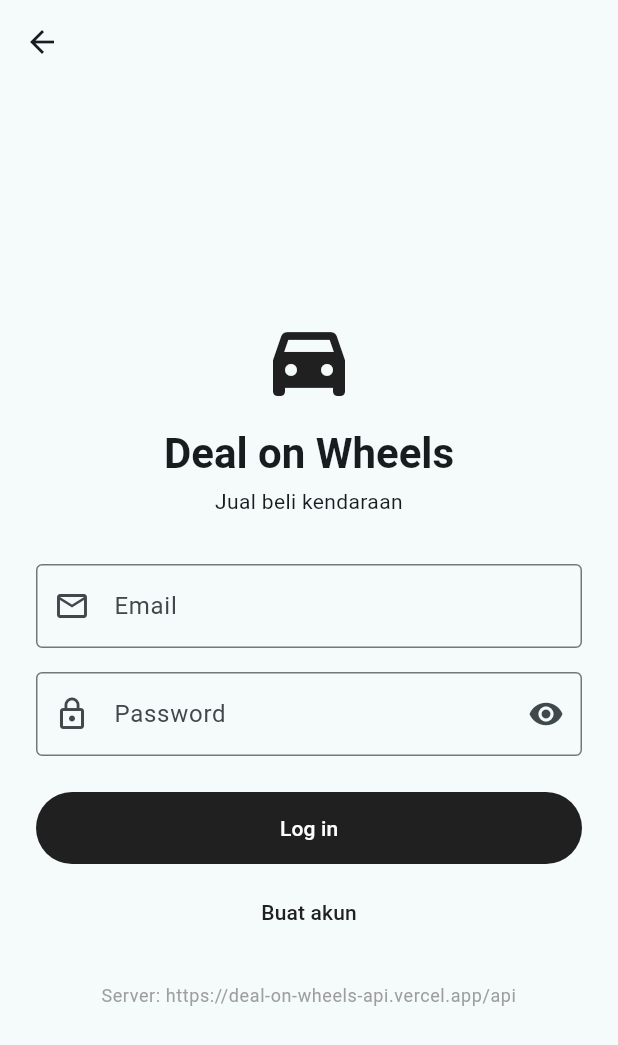
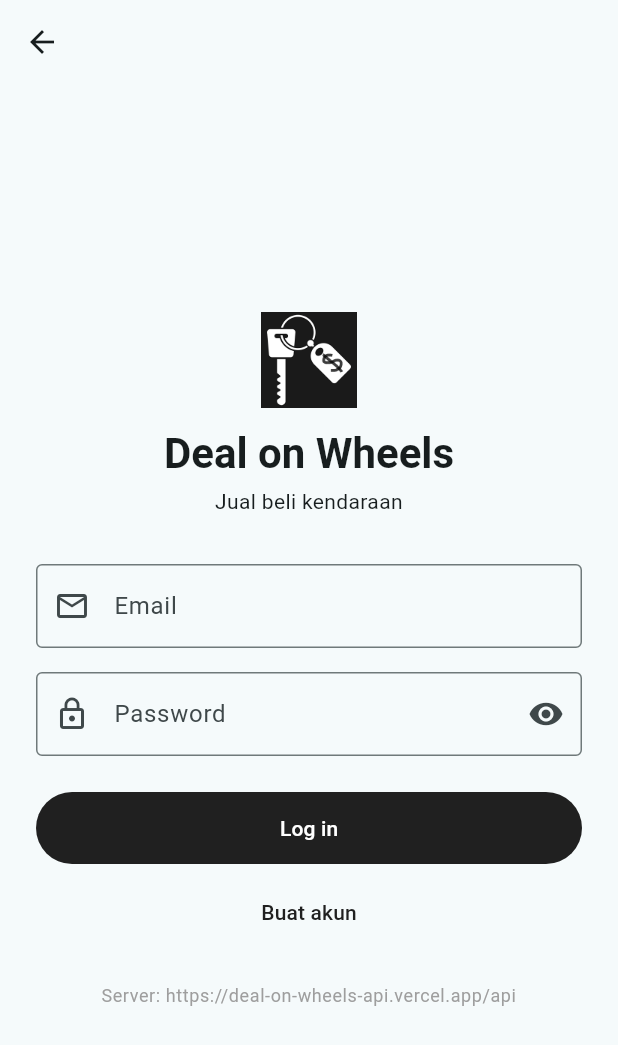
Before and after one commit to mitsunama/deal-on-wheels, a Flutter app: the LoginScreen screen opened directly, on a phone screen of 412 x 824 dp. Shown: the top 1045 px of the screen. Run offline on Flutter 3.47's test engine with Material 3 defaults, Android fonts, the phone set to English and light mode, and no system bars; our stand-ins replace image_picker, shared_preferences; accounts and stored records are empty; network calls fail; Roboto replaces fonts that are missing (Barlow).

Commit message:
Add icon and apk build

```diff
--- a/lib/main.dart
+++ b/lib/main.dart
@@ -1,5 +1,4 @@
 import 'package:flutter/material.dart';
-import 'package:google_fonts/google_fonts.dart';
 
 import 'services/auth_service.dart';
 import 'widget/navigation.dart';
--- a/lib/screens/about.dart
+++ b/lib/screens/about.dart
@@ -16,7 +16,7 @@ class AboutScreen extends StatelessWidget {
           child: ListView(
             padding: const EdgeInsets.all(24),
             children: [
-              Icon(Icons.directions_car_filled, size: 72, color: theme.colorScheme.primary),
+              Image.asset('icon/key icon.png', height: 72,),
               const SizedBox(height: 12),
               Text('Deal on Wheels',
                   textAlign: TextAlign.center,
--- a/lib/screens/login.dart
+++ b/lib/screens/login.dart
@@ -63,7 +63,10 @@ class _LoginScreenState extends State<LoginScreen> {
                 child: Column(
                   crossAxisAlignment: CrossAxisAlignment.stretch,
                   children: [
-                    Icon(Icons.directions_car_filled, size: 64, color: theme.colorScheme.primary),
+                    Image.asset(
+                      'icon/key icon.png',
+                      height: 64,
+                    ),
                     const SizedBox(height: 12),
                     Text('Deal on Wheels',
                         textAlign: TextAlign.center,
```
Also changed, not shown: pubspec.yaml (+8 -1 lines), icon/key icon.png (added), pubspec.lock, 29 other files.
